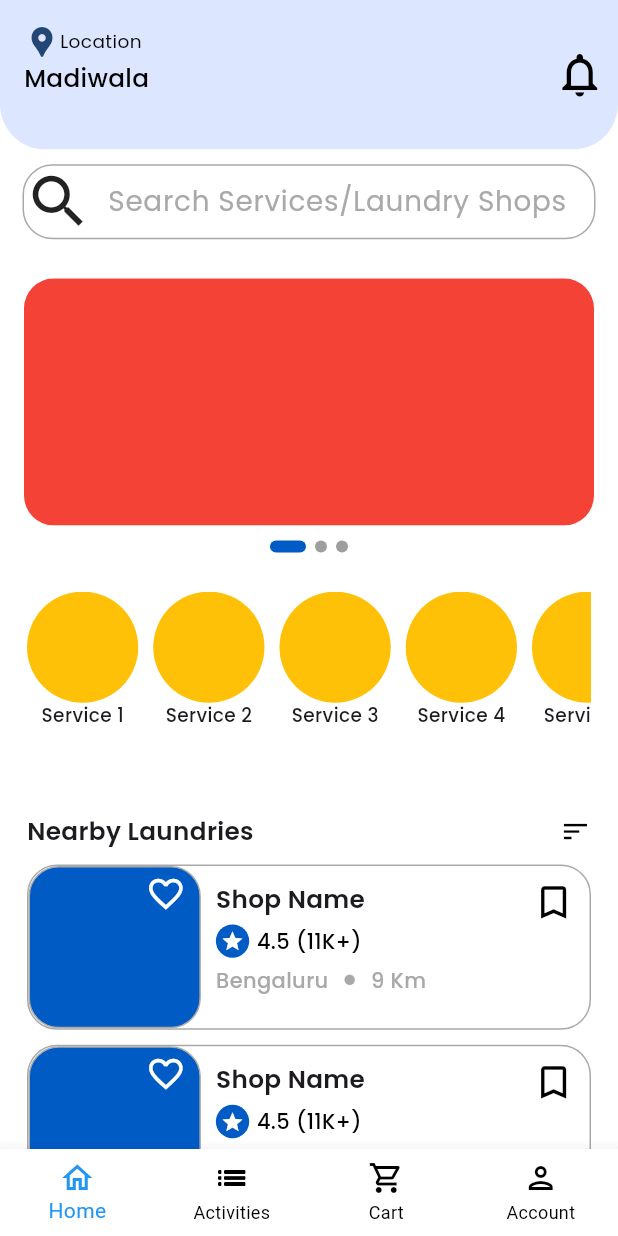
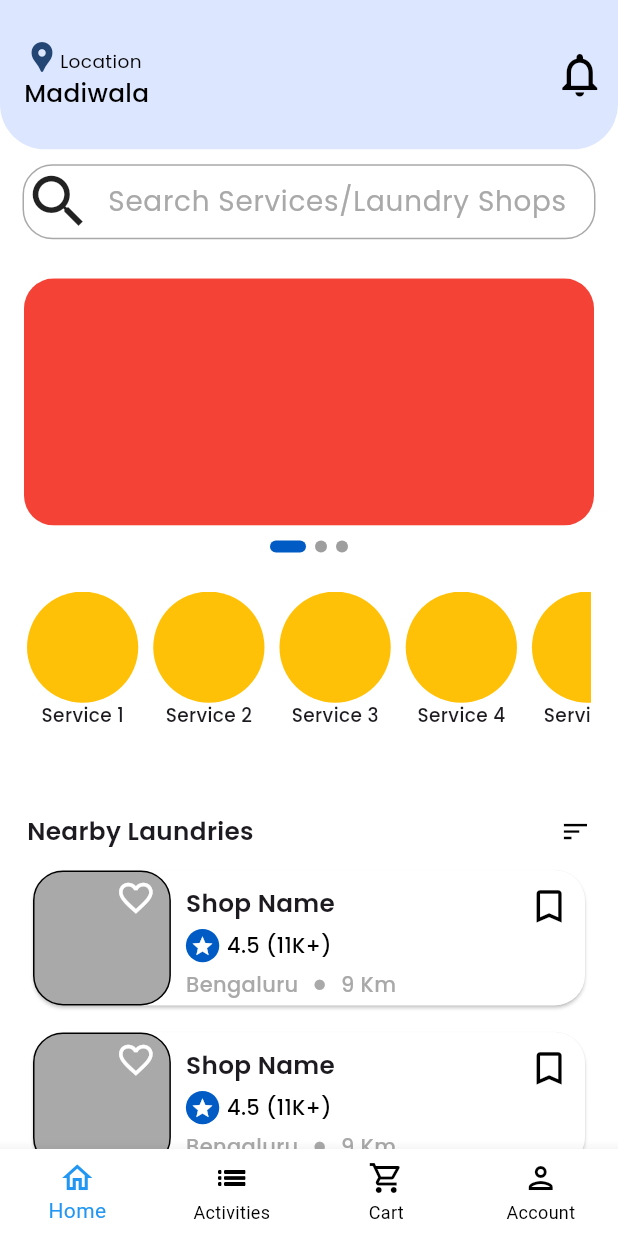
Before and after one commit to alatjoseph/whoosh, a Flutter app: the Homepage screen opened by its route, after a tap on the "favorite outline" icon, on a phone screen of 412 x 824 dp. Run offline on Flutter 3.47's test engine with Material 3 defaults, Android fonts, the light colour scheme and no system bars; drawn by our look-alikes of smooth_page_indicator; our stand-ins replace go_router, google_fonts, lottie, pin_code_fields.

Commit message:
Responsive

```diff
--- a/lib/Pages/Features/account/account_page.dart
+++ b/lib/Pages/Features/account/account_page.dart
@@ -32,13 +32,9 @@ class AccountPage extends StatelessWidget {
                     size: size,
                     title: "Saved",
                   ),
+
                   Account_Item_Card(
-                    icon: Icons.favorite_border,
-                    size: size,
-                    title: "Wishlist",
-                  ),
-                  Account_Item_Card(
-                    icon: Icons.favorite_border,
+                    icon: Icons.settings,
                     size: size,
                     title: "Account Settings",
                   ),
@@ -52,32 +48,42 @@ class AccountPage extends StatelessWidget {
                     size: size,
                     title: "Notification",
                   ),
-                  sizedbox_h30,
-                  Text('Logout',
+                  TextButton(
+                    onPressed: () {},
+                    child: Text('Logout',
                         style: GoogleFonts.poppins(
                             color: accountBlueColour,
                             fontSize: size.maxWidth * 0.043,
                             fontWeight: FontWeight.w500)),
+                  ),
                   sizedbox_h5,
-                  Text('About Us',
+                  TextButton(
+                    onPressed: () {},
+                    child: Text('About Us',
                         style: GoogleFonts.poppins(
                             color: accountBlueColour,
                             fontSize: size.maxWidth * 0.043,
                             fontWeight: FontWeight.w500)),
+                  ),
                   sizedbox_h5,
-                  Text('Terms of use',
+                  TextButton(
+                    onPressed: () {},
+                    child: Text('Terms of use',
                         style: GoogleFonts.poppins(
                             color: accountBlueColour,
                             fontSize: size.maxWidth * 0.043,
                             fontWeight: FontWeight.w500)),
+                  ),
                   sizedbox_h5,
-                  Text('Privacy Policy',
+                  TextButton(
+                    onPressed: () {},
+                    child: Text('Privacy Policy',
                         style: GoogleFonts.poppins(
                             color: accountBlueColour,
                             fontSize: size.maxWidth * 0.043,
                             fontWeight: FontWeight.w500)),
+                  ),
                   sizedbox_h5,
-
                 ],
               ),
             ),
@@ -108,6 +114,7 @@ class Account_Item_Card extends StatelessWidget {
           children: [
             Icon(
               icon,
+              weight: 700,
             ),
             sizedbox_w10,
             Text(
--- a/lib/Pages/Features/order/time_slot.dart
+++ b/lib/Pages/Features/order/time_slot.dart
@@ -15,7 +15,8 @@ class TimeSlot extends StatelessWidget {
         return ListView(
           children: [
             SizedBox(
-              height: constraints.maxHeight- constraints.maxWidth/4,
+
+              height: constraints.maxHeight - constraints.maxWidth* 0.3,
               child: ListView(
                 children: [
                   Global_AppBar_Widget(
@@ -42,7 +43,6 @@ class TimeSlot extends StatelessWidget {
                       ],
                     ),
                   ),
-
                   sizedbox_h20
                 ],
               ),
--- a/lib/Pages/Features/service_details/service_details_page.dart
+++ b/lib/Pages/Features/service_details/service_details_page.dart
@@ -27,7 +27,7 @@ class ServiceDetailsScreen extends StatelessWidget {
                 // Padding applied to the rest of the screen
                 Expanded(
                   child: Padding(
-                    padding: const EdgeInsets.only(left: 18.0, right: 18),
+                    padding: const EdgeInsets.only(left: 10.0, right: 10),
                     child: ListView(
                       children: [
                         ...List.generate(
@@ -40,6 +40,7 @@ class ServiceDetailsScreen extends StatelessWidget {
                             ),
                           ),
                         ),
+                        sizedbox_h30
                       ],
                     ),
                   ),
--- a/lib/Pages/home.dart
+++ b/lib/Pages/home.dart
@@ -1,6 +1,8 @@
 import 'package:flutter/material.dart';
 import 'package:whoosh/Pages/Features/account/account_page.dart';
 import 'package:whoosh/Pages/Features/home/home_screen.dart';
+import 'package:whoosh/Pages/Features/payment/payment_failed.dart';
+import 'package:whoosh/Pages/Features/payment/payment_success.dart';
 import 'package:whoosh/Utils/colours.dart';
 
 class Homepage extends StatefulWidget {
@@ -15,8 +17,8 @@ class _HomepageState extends State<Homepage> {
 
   final List<Widget> pages = [
       const HomeScreen(),
-      const Center(child: Text('Activities')),
-      const Center(child: Text('Cart')),
+      const PaymentSuccess(),
+      const PaymentFailed(),
       const AccountPage(),
   ];
 
--- a/lib/Widgets/Features/Home/appBar_Widget.dart
+++ b/lib/Widgets/Features/Home/appBar_Widget.dart
@@ -32,14 +32,14 @@ class HomeScreen_AppBar_Widget extends StatelessWidget {
           mainAxisAlignment: MainAxisAlignment.spaceBetween,
           children: [
             Padding(
-              padding: const EdgeInsets.all(8.0),
+              padding: const EdgeInsets.only(left: 8.0,top: 18),
               child: Column(
 
                 crossAxisAlignment: CrossAxisAlignment.start,
                 children: [
                   Row(
                     mainAxisAlignment: MainAxisAlignment.start,
-
+                   crossAxisAlignment: CrossAxisAlignment.end,
                     children: [
                       const Icon(
                         Icons.location_pin,
--- a/lib/Widgets/Features/LaundryService/laundry_card.dart
+++ b/lib/Widgets/Features/LaundryService/laundry_card.dart
@@ -19,13 +19,17 @@ final String title;
         GoRouter.of(context).push('/laundryDetails', extra: title);
 
       },
+      child: Card(
+        color: whiteColour,
+        shape: RoundedRectangleBorder(
+          borderRadius: BorderRadius.circular(20)
+        ),
         child: Container(
-        height: size.maxHeight * 0.144,
+          height: 90,
+          width: double.infinity,
           decoration: BoxDecoration(
             borderRadius: BorderRadius.circular(20),
-          border: Border.all(
-            color: greyColour,
-          ),
+
           ),
           child: Row(
             mainAxisAlignment: MainAxisAlignment.start,
@@ -35,14 +39,14 @@ final String title;
                 children: [
                   Container(
                     decoration: BoxDecoration(
-                    color: buttonColour,
+                      color: greyColour,
                       borderRadius: BorderRadius.circular(20),
                       border: Border.all(
-                      color: greyColour,
+                        color: blackColour,
                       ),
                     ),
-                  height: size.maxHeight * 0.15,
-                  width: size.maxHeight * 0.15,
+                    height: size.maxHeight * 0.13,
+                    width: size.maxHeight * 0.12,
                   ),
                   Positioned(
                     top: 5,
@@ -62,10 +66,9 @@ final String title;
                 ],
               ),
 
-            // Space between the container and the text
               sizedbox_w10,
 
-            // Shop Name Text
+
               Padding(
                 padding: const EdgeInsets.only(top: 10.0),
                 child: Row(
@@ -140,6 +143,7 @@ final String title;
             ],
           ),
         ),
+      ),
     );
   }
 }
--- a/lib/Widgets/Features/order/Confirmation screen/bill_detais_container.dart
+++ b/lib/Widgets/Features/order/Confirmation screen/bill_detais_container.dart
@@ -25,7 +25,7 @@ class BillDetaisContainer extends StatelessWidget {
         ),
         sizedbox_h10,
         Container(
-          height: constraints.maxHeight * 0.2,
+          height: constraints.maxHeight * 0.182,
           decoration: BoxDecoration(
               border: Border.all(color: greyColour)),
           child: Column(
@@ -34,7 +34,7 @@ class BillDetaisContainer extends StatelessWidget {
               bill_text("Total Items", "2"),
               bill_text("Delivery Fee", "2"),
               bill_text("Discount Fee", "2"),
-              bill_text("To Pay", "2", color: greenColour,fontWeight: FontWeight.bold ),
+              bill_text("To Pay", "200", color: greenColour,fontWeight: FontWeight.bold ),
             ],
           ),
         )
--- a/lib/Widgets/Features/order/Time slot screen/date_time_container.dart
+++ b/lib/Widgets/Features/order/Time slot screen/date_time_container.dart
@@ -31,7 +31,7 @@ class DateTimeContainer extends StatelessWidget {
           'Date',
           style: GoogleFonts.poppins(
             fontSize: constraints.maxWidth * 0.035,
-            fontWeight: FontWeight.w400,
+            fontWeight: FontWeight.w500,
           ),
         ),
         sizedbox_h10,
@@ -76,7 +76,7 @@ class DateTimeContainer extends StatelessWidget {
         Text(
           'Time',
           style: GoogleFonts.poppins(
-            fontSize: constraints.maxWidth * 0.03,
+            fontSize: constraints.maxWidth * 0.035,
             fontWeight: FontWeight.w500,
             color: blackColour
           ),
--- a/lib/Widgets/Global/global_custom_button.dart
+++ b/lib/Widgets/Global/global_custom_button.dart
@@ -24,7 +24,7 @@ class GlobalCustomButton extends StatelessWidget {
     return Padding(
       padding: const EdgeInsets.all(18.0),
       child: SizedBox(
-        height: size * 0.1,
+        height: size * 0.12,
         width: double.infinity,
         child: ElevatedButton(
           style: ElevatedButton.styleFrom(
--- a/lib/Widgets/otp_field_widget.dart
+++ b/lib/Widgets/otp_field_widget.dart
@@ -5,7 +5,7 @@ class OTPField extends StatelessWidget {
   @override
   Widget build(BuildContext context) {
     return Padding(
-      padding: const EdgeInsets.symmetric(horizontal: 70.0),
+      padding: const EdgeInsets.symmetric(horizontal: 50.0),
       child: PinCodeTextField(
         appContext: context,
         length: 4,
--- a/lib/main.dart
+++ b/lib/main.dart
@@ -16,6 +16,7 @@ class MyApp extends StatelessWidget {
       color: Colors.white,
       routerConfig: appRouter,
       theme: ThemeData(
+         useMaterial3: true,
         scaffoldBackgroundColor:
             Colors.white, // This sets background color for all Scaffolds
       ),
```
Also changed, not shown: assets/images/payment_failed.json (added, +1 -0 lines), lib/Auth/loginPage.dart (+29 -21 lines), lib/Pages/Features/order/address_page.dart (+28 -15 lines), lib/Pages/Features/order/confirmatiom_page.dart (+31 -20 lines), lib/Pages/Features/payment/payment_failed.dart (+10 -21 lines), lib/Pages/Features/shop_details/shop_details.dart (+11 -10 lines), lib/Widgets/Features/LaundryService/dress_Item_card.dart (+13 -12 lines), lib/Widgets/Features/Shop Details/shop_service_list.dart (+18 -11 lines), assets/images/payment_failed.png (deleted). Lines whose indentation alone changed are shown as unchanged.
